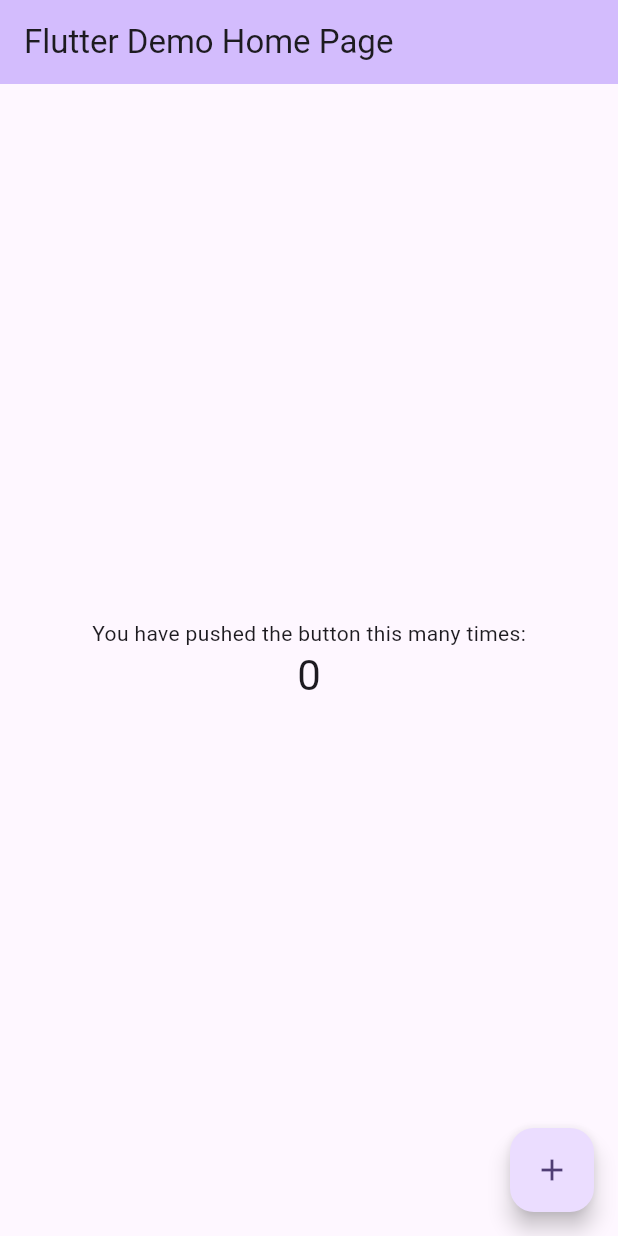
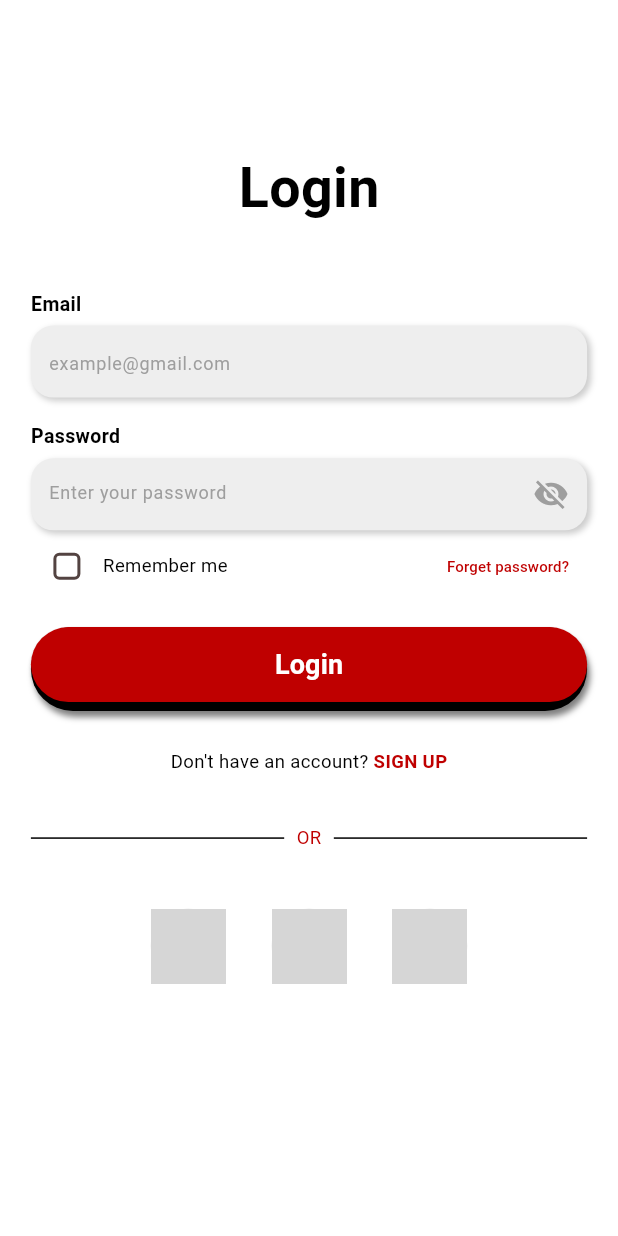
Before and after one commit to murtadha88/hometouch, a Flutter app: the screen it shows after launch, on a phone screen of 412 x 824 dp. Run offline on Flutter 3.47's test engine with Material 3 defaults, Android fonts, the phone set to English and light mode, and no system bars; our stand-ins replace firebase_auth, firebase_core, google_sign_in; accounts and stored records are empty; network calls fail; Roboto replaces fonts that are missing (Poppins); grey boxes are pictures that could not be loaded.

Commit message:
complete the login and sign in with google logic, and the design of login page

```diff
--- /dev/null
+++ b/lib/login.dart
@@ -0,0 +1,338 @@
+import 'package:firebase_auth/firebase_auth.dart';
+import 'package:flutter/material.dart';
+import 'package:google_sign_in/google_sign_in.dart';
+import 'package:hometouch/reset_password_page.dart';
+
+class LoginPage extends StatefulWidget {
+  const LoginPage({super.key});
+
+  @override
+  _LoginPageState createState() => _LoginPageState();
+}
+
+class _LoginPageState extends State<LoginPage> {
+  final TextEditingController _emailController = TextEditingController();
+  final TextEditingController _passwordController = TextEditingController();
+  final FirebaseAuth _auth = FirebaseAuth.instance;
+  bool rememberMe = false;
+  bool _obscureText = true;
+
+  void toggleRememberMe() {
+    setState(() {
+      rememberMe = !rememberMe;
+    });
+  }
+
+  void _togglePasswordVisibility() {
+    setState(() {
+      _obscureText = !_obscureText;
+    });
+  }
+
+  Future<void> loginUserWithEmailAndPassword() async {
+    try {
+      await _auth.signInWithEmailAndPassword(
+        email: _emailController.text.trim(),
+        password: _passwordController.text.trim(),
+      );
+      ScaffoldMessenger.of(context).showSnackBar(
+        const SnackBar(content: Text('Login successful!')),
+      );
+    } on FirebaseAuthException catch (e) {
+      ScaffoldMessenger.of(context).showSnackBar(
+        SnackBar(content: Text(e.message ?? 'An error occurred')),
+      );
+    }
+  }
+
+  Future<void> signInWithGoogle() async {
+    try {
+      final GoogleSignInAccount? googleUser = await GoogleSignIn().signIn();
+      if (googleUser == null) return;
+
+      final GoogleSignInAuthentication googleAuth =
+          await googleUser.authentication;
+
+      final credential = GoogleAuthProvider.credential(
+        accessToken: googleAuth.accessToken,
+        idToken: googleAuth.idToken,
+      );
+
+      await _auth.signInWithCredential(credential);
+
+      ScaffoldMessenger.of(context).showSnackBar(
+        const SnackBar(content: Text('Google Sign-in successful!')),
+      );
+    } on FirebaseAuthException catch (e) {
+      ScaffoldMessenger.of(context).showSnackBar(
+        SnackBar(
+            content:
+                Text(e.message ?? 'An error occurred during Google Sign-in')),
+      );
+    }
+  }
+
+  @override
+  Widget build(BuildContext context) {
+    final double screenWidth = MediaQuery.of(context).size.width;
+    final double screenHeight = MediaQuery.of(context).size.height;
+
+    return Scaffold(
+      backgroundColor: Colors.white,
+      resizeToAvoidBottomInset: true,
+      body: SingleChildScrollView(
+        child: Padding(
+          padding: EdgeInsets.symmetric(horizontal: screenWidth * 0.05),
+          child: Column(
+            crossAxisAlignment: CrossAxisAlignment.center,
+            children: [
+              SizedBox(height: screenHeight * 0.12),
+              Text(
+                'Login',
+                style: TextStyle(
+                  fontFamily: 'Poppins',
+                  fontSize: screenWidth * 0.09,
+                  fontWeight: FontWeight.bold,
+                  color: Colors.black,
+                ),
+              ),
+              SizedBox(height: screenHeight * 0.05),
+              _buildInputField('Email', _emailController, false),
+              SizedBox(height: screenHeight * 0.02),
+              _buildInputField('Password', _passwordController, true),
+              Row(
+                mainAxisAlignment: MainAxisAlignment.spaceBetween,
+                children: [
+                  Row(
+                    children: [
+                      Checkbox(
+                        value: rememberMe,
+                        onChanged: (value) {
+                          toggleRememberMe();
+                        },
+                        shape: RoundedRectangleBorder(
+                          borderRadius: BorderRadius.circular(4),
+                        ),
+                      ),
+                      Text(
+                        'Remember me',
+                        style: TextStyle(
+                          fontFamily: 'Poppins',
+                          fontSize: screenWidth * 0.03,
+                          color: Colors.black,
+                        ),
+                      ),
+                    ],
+                  ),
+                  TextButton(
+                    onPressed: () {
+                      Navigator.push(
+                        context,
+                        MaterialPageRoute(
+                          builder: (context) => const ResetPasswordPage(),
+                        ),
+                      );
+                    },
+                    child: const Text(
+                      'Forget password?',
+                      style: TextStyle(
+                        color: Color(0xFFBF0000),
+                        fontSize: 10,
+                      ),
+                    ),
+                  ),
+                ],
+              ),
+              SizedBox(height: screenHeight * 0.02),
+              Stack(
+                children: [
+                  Container(
+                    width: double.infinity,
+                    height: 56,
+                    decoration: BoxDecoration(
+                      borderRadius: BorderRadius.circular(30),
+                      color: Colors.black,
+                      boxShadow: [
+                        BoxShadow(
+                          color: const Color.fromARGB(255, 0, 0, 0)
+                              .withOpacity(0.5),
+                          blurRadius: 3,
+                          offset: Offset(2, 4),
+                        ),
+                      ],
+                    ),
+                  ),
+                  ElevatedButton(
+                    onPressed: loginUserWithEmailAndPassword,
+                    style: ElevatedButton.styleFrom(
+                      padding: EdgeInsets.symmetric(vertical: 12),
+                      shape: RoundedRectangleBorder(
+                        borderRadius: BorderRadius.circular(30),
+                      ),
+                      minimumSize: Size.fromHeight(45),
+                      backgroundColor: Color(0xFFBF0000),
+                    ),
+                    child: const Text(
+                      'Login',
+                      style: TextStyle(
+                        fontFamily: 'Poppins',
+                        color: Colors.white,
+                        fontSize: 18,
+                        fontWeight: FontWeight.bold,
+                      ),
+                    ),
+                  ),
+                ],
+              ),
+              SizedBox(height: screenHeight * 0.03),
+              Row(
+                mainAxisAlignment: MainAxisAlignment.center,
+                children: [
+                  Text(
+                    "Don't have an account? ",
+                    style: TextStyle(
+                      fontFamily: 'Poppins',
+                      fontSize: screenWidth * 0.03,
+                      color: Colors.black,
+                    ),
+                  ),
+                  GestureDetector(
+                    onTap: () {},
+                    child: Text(
+                      'SIGN UP',
+                      style: TextStyle(
+                        fontFamily: 'Poppins',
+                        fontSize: screenWidth * 0.03,
+                        color: Color(0xFFBF0000),
+                        fontWeight: FontWeight.bold,
+                      ),
+                    ),
+                  ),
+                ],
+              ),
+              SizedBox(height: screenHeight * 0.04),
+              Row(
+                children: [
+                  Expanded(
+                    child: const Divider(
+                      thickness: 1,
+                      color: Colors.black,
+                    ),
+                  ),
+                  Padding(
+                    padding:
+                        EdgeInsets.symmetric(horizontal: screenWidth * 0.02),
+                    child: Text(
+                      'OR',
+                      style: TextStyle(
+                        fontFamily: 'Poppins',
+                        fontSize: screenWidth * 0.03,
+                        color: Color(0xFFBF0000),
+                      ),
+                    ),
+                  ),
+                  Expanded(
+                    child: const Divider(
+                      thickness: 1,
+                      color: Colors.black,
+                    ),
+                  ),
+                ],
+              ),
+              SizedBox(height: screenHeight * 0.04),
+              Wrap(
+                alignment: WrapAlignment.center,
+                spacing: screenWidth * 0.05,
+                runSpacing: screenHeight * 0.01,
+                children: [
+                  _buildSocialIcon('https://i.imgur.com/tOB1B2j.png'),
+                  _buildSocialIcon('https://i.imgur.com/oY1eSza.png'),
+                  _buildSocialIcon('https://i.imgur.com/yfeZ8Km.png'),
+                ],
+              ),
+            ],
+          ),
+        ),
+      ),
+    );
+  }
+
+  Widget _buildInputField(
+      String label, TextEditingController controller, bool isPassword) {
+    return Column(
+      crossAxisAlignment: CrossAxisAlignment.start,
+      children: [
+        Text(
+          label,
+          style: TextStyle(
+            fontFamily: 'Poppins',
+            fontSize: 13,
+            fontWeight: FontWeight.bold,
+            color: Colors.black,
+          ),
+        ),
+        SizedBox(height: 5),
+        Container(
+          decoration: BoxDecoration(
+            borderRadius: BorderRadius.circular(15),
+            color: Colors.grey[200],
+            boxShadow: [
+              BoxShadow(
+                color: Colors.black.withOpacity(0.2),
+                blurRadius: 3,
+                offset: Offset(2, 2),
+              ),
+            ],
+          ),
+          child: TextField(
+            controller: controller,
+            obscureText: isPassword ? _obscureText : false,
+            decoration: InputDecoration(
+              hintText:
+                  isPassword ? 'Enter your password' : 'example@gmail.com',
+              hintStyle: TextStyle(
+                color: Colors.grey,
+                fontSize: 12,
+              ),
+              contentPadding:
+                  EdgeInsets.symmetric(vertical: 10, horizontal: 12),
+              border: InputBorder.none,
+              suffixIcon: isPassword
+                  ? IconButton(
+                      icon: Icon(
+                        _obscureText ? Icons.visibility_off : Icons.visibility,
+                        color: Colors.grey,
+                      ),
+                      onPressed: _togglePasswordVisibility,
+                    )
+                  : null,
+            ),
+          ),
+        ),
+      ],
+    );
+  }
+
+  Widget _buildSocialIcon(String imageUrl) {
+    return GestureDetector(
+      onTap: () {
+        if (imageUrl == 'https://i.imgur.com/tOB1B2j.png') {
+          signInWithGoogle();
+        }
+      },
+      child: Container(
+        width: 50,
+        height: 50,
+        margin: EdgeInsets.all(5),
+        decoration: BoxDecoration(
+          shape: BoxShape.circle,
+          color: Colors.grey[200],
+          image: DecorationImage(
+            image: NetworkImage(imageUrl),
+            fit: BoxFit.cover,
+          ),
+        ),
+      ),
+    );
+  }
+}
--- a/lib/main.dart
+++ b/lib/main.dart
@@ -1,6 +1,7 @@
 import 'package:firebase_core/firebase_core.dart';
 import 'package:flutter/material.dart';
 import 'package:hometouch/firebase_options.dart';
+import 'package:hometouch/login.dart';
 
 void main() async {
   WidgetsFlutterBinding.ensureInitialized();
@@ -17,6 +18,7 @@
   @override
   Widget build(BuildContext context) {
     return MaterialApp(
+      debugShowCheckedModeBanner: false,
       title: 'Flutter Demo',
       theme: ThemeData(
         // This is the theme of your application.
@@ -34,10 +36,10 @@
         //
         // This works for code too, not just values: Most code changes can be
         // tested with just a hot reload.
-        colorScheme: ColorScheme.fromSeed(seedColor: Colors.deepPurple),
+        colorScheme: ColorScheme.fromSeed(seedColor: Colors.red),
         useMaterial3: true,
       ),
-      home: const MyHomePage(title: 'Flutter Demo Home Page'),
+      home: const LoginPage(),
     );
   }
 }
--- a/pubspec.yaml
+++ b/pubspec.yaml
@@ -35,6 +35,8 @@
   # Use with the CupertinoIcons class for iOS style icons.
   cupertino_icons: ^1.0.8
   firebase_core: ^3.10.0
+  firebase_auth: ^5.4.0
+  google_sign_in: ^6.2.2
 
 dev_dependencies:
   flutter_test:
```
Also changed, not shown: lib/reset_password_page.dart (added, +89 -0 lines), lib/home.dart (deleted), pubspec.lock, 9 other files.
